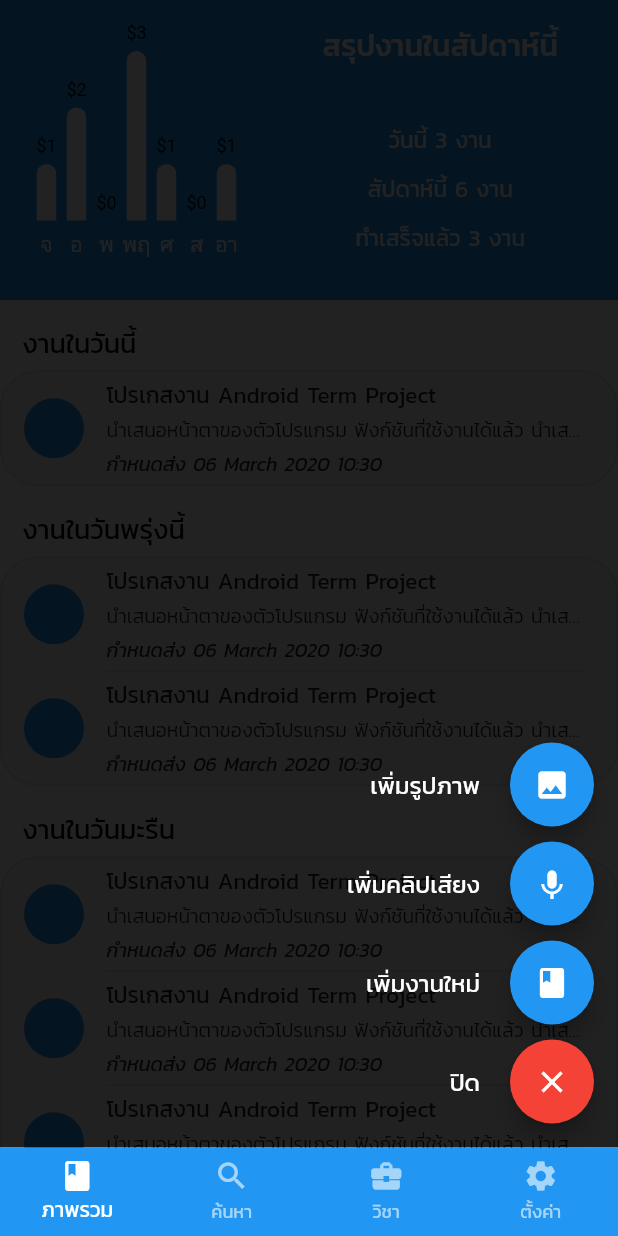
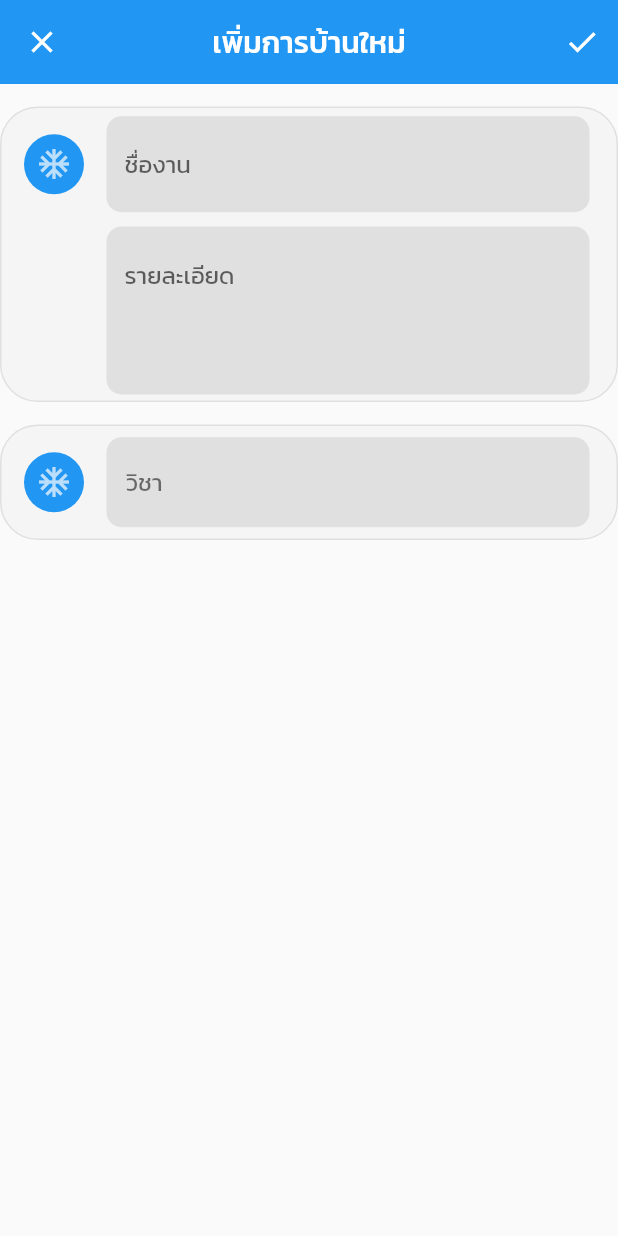
Before and after one commit to Manneaber/Essistant, a Flutter app: the screen it shows after launch, after a tap on the "add" icon, after a tap on the "book" icon, on a phone screen of 412 x 824 dp. Run offline on Flutter 3.47's test engine with Material 2 defaults, Android fonts, the phone set to English and light mode, and no system bars; our stand-ins replace charts_flutter, flutter_secure_storage, googleapis_auth, sqflite; missing offline and left inert: googleapis; accounts and stored records are empty.

Commit message:
Add assignment add route

```diff
--- a/lib/main.dart
+++ b/lib/main.dart
@@ -1,15 +1,21 @@
+import 'package:essistant/repository/AssignmentRepository.dart';
+import 'package:essistant/routes/addtask_route.dart';
 import 'package:essistant/routes/main_view.dart';
 import 'package:flutter/material.dart';
 
+final navigationKey = GlobalKey<NavigatorState>();
+final db = AssignmentRepository();
+
 void main() {
   runApp(MyApp());
+
+  db.init();
 }
 
 class MyApp extends StatelessWidget {
   @override
   Widget build(BuildContext context) {
     return MaterialApp(
-      title: 'Flutter Demo',
       debugShowCheckedModeBanner: false,
       theme: ThemeData(
           primarySwatch: Colors.blue,
@@ -18,6 +24,11 @@ class MyApp extends StatelessWidget {
           bottomAppBarColor: Colors.blue,
           fontFamily: 'Kanit'),
       home: MainView(),
+      routes: {
+        '/main': (context) => MainView(),
+        '/addtask': (context) => AddTaskRoute(),
+      },
+      navigatorKey: navigationKey,
     );
   }
 }
--- a/lib/repository/AssignmentRepository.dart
+++ b/lib/repository/AssignmentRepository.dart
@@ -1,4 +1,4 @@
-import 'package:path/path.dart';
+import 'package:path/path.dart' as p;
 import 'package:sqflite/sqflite.dart';
 
 import 'data/AssignmentData.dart';
@@ -6,9 +6,18 @@ import 'data/AssignmentData.dart';
 class AssignmentRepository {
   Database _db;
 
-  Future<Database> init() async {
+  Future init({bool clean = false, String path}) async {
+    String dbPath;
+    if (path == null) {
+      dbPath = p.join(await getDatabasesPath(), 'assignment_database.db');
+    } else {
+      dbPath = path;
+    }
+
+    if (clean) await deleteDatabase(dbPath);
+
     _db = await openDatabase(
-      join(await getDatabasesPath(), 'assignment_database.db'),
+      dbPath,
       onCreate: (db, version) async {
         String s = 'CREATE TABLE subject(';
         s += 'id INTEGER PRIMARY KEY AUTOINCREMENT, ';
@@ -40,18 +49,6 @@ class AssignmentRepository {
       },
       version: 1,
     );
-
-    return _db;
-  }
-
-  void cleanDatabase() {
-    _db.transaction((txn) async {
-      var batch = txn.batch();
-      batch.delete('assignment_attachment');
-      batch.delete('assignment');
-      batch.delete('subject');
-      batch.commit();
-    });
   }
 
   Future<bool> insert(AssignmentData data) async {
--- /dev/null
+++ b/lib/routes/addtask_route.dart
@@ -0,0 +1,199 @@
+import 'package:essistant/main.dart';
+import 'package:flutter/material.dart';
+
+class AddTaskRoute extends StatelessWidget {
+  final _form = GlobalKey<FormState>();
+  final _key1 = TextEditingController();
+
+  @override
+  Widget build(BuildContext context) {
+    return Scaffold(
+      appBar: AppBar(
+        title: Text("เพิ่มการบ้านใหม่"),
+        centerTitle: true,
+        elevation: 0,
+        leading: IconButton(
+          icon: Icon(Icons.close),
+          onPressed: () {
+            navigationKey.currentState.pop();
+          },
+        ),
+        actions: <Widget>[
+          IconButton(
+            icon: Icon(Icons.check),
+            onPressed: () {
+              if (_form.currentState.validate()) {
+                print('Passed');
+              }
+            },
+          ),
+        ],
+      ),
+      body: Form(
+        key: _form,
+        child: ListView(
+          padding: EdgeInsets.fromLTRB(0, 15, 0, 0),
+          children: <Widget>[
+            Container(
+              width: double.maxFinite,
+              decoration: BoxDecoration(
+                color: Colors.grey[100],
+                borderRadius: BorderRadius.circular(25),
+                border: Border.all(color: Colors.grey[300]),
+              ),
+              child: Column(
+                mainAxisSize: MainAxisSize.max,
+                mainAxisAlignment: MainAxisAlignment.start,
+                crossAxisAlignment: CrossAxisAlignment.start,
+                children: [
+                  InkWell(
+                    onTap: () {},
+                    child: SizedBox(
+                      height: 75,
+                      child: Row(
+                        children: <Widget>[
+                          SizedBox(width: 15),
+                          SizedBox(
+                            width: 40,
+                            height: 40,
+                            child: CircleAvatar(
+                              backgroundColor: Colors.blue,
+                              child: Icon(Icons.ac_unit),
+                            ),
+                          ),
+                          SizedBox(width: 15),
+                          Expanded(
+                            child: TextFormField(
+                              controller: _key1,
+                              onSaved: (value) {
+                                // value
+                                print("Value: " + value);
+                                FocusScope.of(context).unfocus();
+                              },
+                              validator: (val) {
+                                if (val.length <= 0) {
+                                  return "โปรดระบุชื่อการบ้านเพื่อความง่ายในการจำ";
+                                }
+                                return null;
+                              },
+                              decoration: InputDecoration(
+                                hintText: 'ชื่องาน',
+                                fillColor: Colors.grey[300],
+                                filled: true,
+                                border: OutlineInputBorder(
+                                  borderRadius: const BorderRadius.all(
+                                    const Radius.circular(10.0),
+                                  ),
+                                  borderSide: BorderSide.none,
+                                ),
+                              ),
+                            ),
+                          ),
+                          SizedBox(width: 18),
+                        ],
+                      ),
+                    ),
+                  ),
+                  InkWell(
+                    onTap: () {},
+                    child: SizedBox(
+                      height: 120,
+                      child: Row(
+                        children: <Widget>[
+                          SizedBox(width: 15),
+                          SizedBox(
+                            width: 40,
+                            height: 40,
+                          ),
+                          SizedBox(width: 15),
+                          Expanded(
+                            child: TextFormField(
+                              decoration: InputDecoration(
+                                hintText: 'รายละเอียด',
+                                fillColor: Colors.grey[300],
+                                filled: true,
+                                border: OutlineInputBorder(
+                                  borderRadius: const BorderRadius.all(
+                                    const Radius.circular(10.0),
+                                  ),
+                                  borderSide: BorderSide.none,
+                                ),
+                              ),
+                              maxLines: 3,
+                            ),
+                          ),
+                          SizedBox(width: 18),
+                        ],
+                      ),
+                    ),
+                  ),
+                ],
+              ),
+            ),
+            SizedBox(height: 15),
+            Container(
+              width: double.maxFinite,
+              decoration: BoxDecoration(
+                color: Colors.grey[100],
+                borderRadius: BorderRadius.circular(25),
+                border: Border.all(color: Colors.grey[300]),
+              ),
+              child: Column(
+                mainAxisSize: MainAxisSize.max,
+                mainAxisAlignment: MainAxisAlignment.start,
+                crossAxisAlignment: CrossAxisAlignment.start,
+                children: [
+                  InkWell(
+                    onTap: () {},
+                    child: SizedBox(
+                      height: 75,
+                      child: Row(
+                        children: <Widget>[
+                          SizedBox(width: 15),
+                          SizedBox(
+                            width: 40,
+                            height: 40,
+                            child: CircleAvatar(
+                              backgroundColor: Colors.blue,
+                              child: Icon(Icons.ac_unit),
+                            ),
+                          ),
+                          SizedBox(width: 15),
+                          Expanded(
+                            child: Container(
+                              height: 60,
+                              decoration: BoxDecoration(
+                                color: Colors.grey[300],
+                                borderRadius:
+                                    BorderRadius.all(Radius.circular(10.0)),
+                              ),
+                              padding: EdgeInsets.all(13),
+                              child: Column(
+                                mainAxisAlignment: MainAxisAlignment.center,
+                                crossAxisAlignment: CrossAxisAlignment.start,
+                                children: <Widget>[
+                                  Text(
+                                    'วิชา',
+                                    style: TextStyle(
+                                      fontSize: 16,
+                                      color: Colors.black54,
+                                    ),
+                                  ),
+                                ],
+                              ),
+                            ),
+                          ),
+                          SizedBox(width: 18),
+                        ],
+                      ),
+                    ),
+                  ),
+                ],
+              ),
+            ),
+          ],
+        ),
+      ),
+    );
+  }
+}
--- a/lib/routes/overview_route.dart
+++ b/lib/routes/overview_route.dart
@@ -104,7 +104,8 @@ class _OverviewRouteState extends State<OverviewRoute> {
         physics: BouncingScrollPhysics(),
         children: [
           widget.maker.create(title: "งานในวันนี้", assignments: _fakeData1),
-          widget.maker.create(title: "งานในวันพรุ่งนี้", assignments: _fakeData2),
+          widget.maker
+              .create(title: "งานในวันพรุ่งนี้", assignments: _fakeData2),
           widget.maker.create(title: "งานในวันมะรืน", assignments: _fakeData3),
           SizedBox(height: 25),
         ],
--- a/lib/routes/widgets/animated_floating_button.dart
+++ b/lib/routes/widgets/animated_floating_button.dart
@@ -1,5 +1,6 @@
-import 'package:flutter/cupertino.dart';
 import 'package:flutter/material.dart';
+
+import 'package:essistant/main.dart';
 
 class AnimatedFloatingButton extends StatefulWidget {
   final void Function() onPressed;
@@ -45,7 +46,7 @@ class _AnimatedFloatingButtonState extends State<AnimatedFloatingButton> {
     });
 
     // Callback
-    widget.onPressed();
+    if (widget.onPressed != null) widget.onPressed();
   }
 
   Widget _toggle() {
@@ -61,6 +62,7 @@ class _AnimatedFloatingButtonState extends State<AnimatedFloatingButton> {
           onPressed: () {
             toggleState();
           },
+          heroTag: "toggle",
           backgroundColor: _buttonColor,
           child: Icon(_icon, color: widget.iconColor),
         ),
@@ -76,7 +78,10 @@ class _AnimatedFloatingButtonState extends State<AnimatedFloatingButton> {
             style: TextStyle(fontSize: 16, color: Colors.white)),
         SizedBox(width: 20),
         FloatingActionButton(
-          onPressed: () {},
+          onPressed: () {
+            navigationKey.currentState.pushNamed('/addtask');
+          },
+          heroTag: "task",
           backgroundColor: widget.backgroundColor,
           child: Icon(Icons.book, color: widget.iconColor),
         ),
@@ -93,6 +98,7 @@ class _AnimatedFloatingButtonState extends State<AnimatedFloatingButton> {
         SizedBox(width: 20),
         FloatingActionButton(
           onPressed: () {},
+          heroTag: "sound",
           backgroundColor: widget.backgroundColor,
           child: Icon(Icons.keyboard_voice, color: widget.iconColor),
         ),
@@ -109,6 +115,7 @@ class _AnimatedFloatingButtonState extends State<AnimatedFloatingButton> {
         SizedBox(width: 20),
         FloatingActionButton(
           onPressed: () {},
+          heroTag: "img",
           backgroundColor: widget.backgroundColor,
           child: Icon(Icons.image, color: widget.iconColor),
         ),
--- a/pubspec.yaml
+++ b/pubspec.yaml
@@ -19,8 +19,8 @@ environment:
 dependencies:
   flutter:
     sdk: flutter
-  sqflite:
-  path:
+  sqflite: 1.2.1
+  path: 1.6.4
   charts_flutter: 0.8.1
   googleapis: any
   googleapis_auth: any
```
Also changed, not shown: pubspec.lock, 36 other files.
